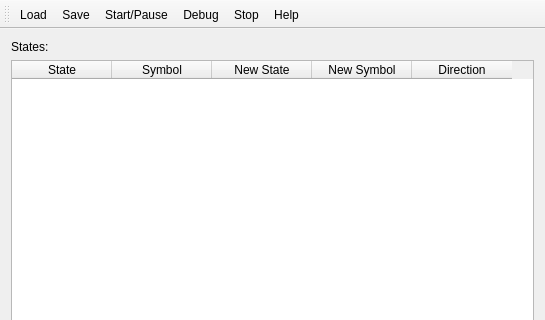
aizenbit/Mary-s-Turinga, file mainwindow.ui: the form before one commit; both pictures show x 0 to 545 and y 0 to 320 of the 545 by 593 pixel window.
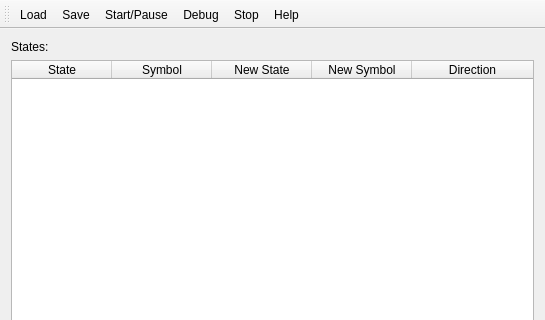
The form after the commit. Icons and pictures are not drawn.

Commit message: readme updated; rules table is stretching now

Patch:
```diff
--- a/mainwindow.ui
+++ b/mainwindow.ui
@@ -56,9 +56,18 @@
         <attribute name="horizontalHeaderDefaultSectionSize">
          <number>100</number>
         </attribute>
+        <attribute name="horizontalHeaderStretchLastSection">
+         <bool>true</bool>
+        </attribute>
         <attribute name="verticalHeaderVisible">
          <bool>false</bool>
         </attribute>
+        <attribute name="verticalHeaderCascadingSectionResizes">
+         <bool>false</bool>
+        </attribute>
+        <attribute name="verticalHeaderStretchLastSection">
+         <bool>false</bool>
+        </attribute>
         <column>
          <property name="text">
           <string>State</string>
```
Left out of the diff: 3 changed lines with no effect on the pictures. The commit also changes 1 other file.
